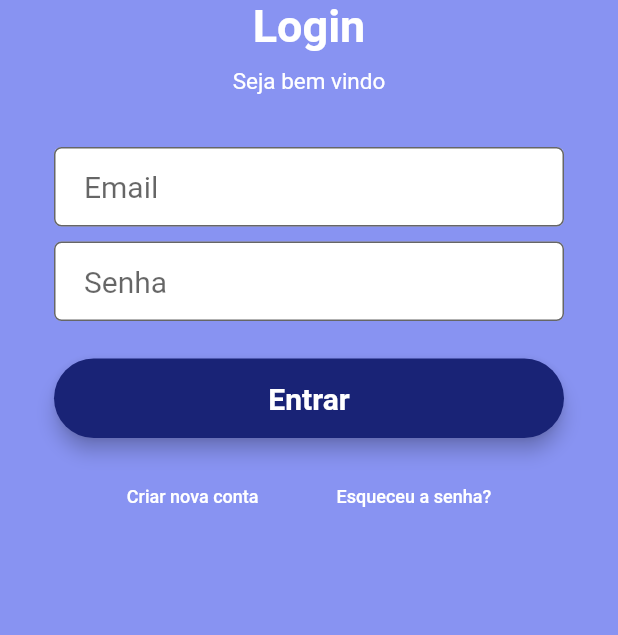
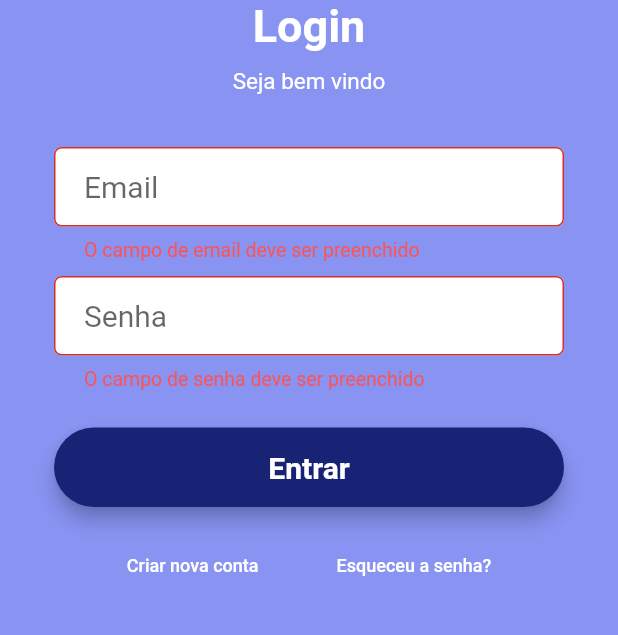
Before and after one commit to thiagocezario/orion, a Flutter app: the screen it shows after launch, after a tap on "Entrar", on a phone screen of 412 x 824 dp, the part 180-815 px from its top. Run offline on Flutter 3.47's test engine with Material 2 defaults, Android fonts, the phone set to English and light mode, and no system bars; missing offline and left inert: autocomplete_textfield; Roboto replaces fonts that are missing (Montserrat).

Commit message:
Add provider and error handling for login

```diff
--- a/lib/api/authentication/auth_provider.dart
+++ b/lib/api/authentication/auth_provider.dart
@@ -13,7 +13,6 @@ class AuthProvider extends ChangeNotifier {
 
   Future signIn(User user) {
     return Client.signIn(user).then((response) {
-
       var data = jsonDecode(response.body);
       _accessToken = data['token'];
       notifyListeners();
--- a/lib/api/user/client.dart
+++ b/lib/api/user/client.dart
@@ -13,8 +13,10 @@ class Client {
 
     return http.post('$_baseUrl/sessions',
       body: json.encode(data),
-      headers: headers
-    );
+      headers: headers,
+    ).timeout(Duration(
+      seconds: 5
+    ));
   }
 
   static Future createUser(User user) async {
--- a/lib/components/commom_items/commom_items.dart
+++ b/lib/components/commom_items/commom_items.dart
@@ -18,7 +18,7 @@ TextStyle getTextStyle() {
   return TextStyle(fontFamily: 'Montserrat', fontSize: 20.0);
 }
 
-TextStyle _errorStyle() {
+TextStyle errorStyle() {
   return TextStyle(fontFamily: 'Montserrat', fontSize: 13.0, color: Colors.redAccent);
 }
 
@@ -35,7 +35,7 @@ TextFormField getTextField(
     decoration: InputDecoration(
         contentPadding: EdgeInsets.fromLTRB(20.0, 15.0, 20.0, 15.0),
         hintText: placeholder,
-        errorStyle: _errorStyle(),
+        errorStyle: errorStyle(),
         fillColor: Colors.white,
         filled: true,
         border: OutlineInputBorder(borderRadius: BorderRadius.circular(5.0))),
@@ -56,7 +56,7 @@ TextFormField getPasswordField(
     decoration: InputDecoration(
         contentPadding: EdgeInsets.fromLTRB(20.0, 15.0, 20.0, 15.0),
         hintText: placeholder,
-        errorStyle: _errorStyle(),
+        errorStyle: errorStyle(),
         fillColor: Colors.white,
         filled: true,
         border: OutlineInputBorder(borderRadius: BorderRadius.circular(5.0))),
--- a/lib/main.dart
+++ b/lib/main.dart
@@ -2,13 +2,18 @@ import 'package:flutter/material.dart';
 import 'package:orion/pages/login/login_page.dart';
 import 'package:orion/pages/login/new_account_page.dart';
 import 'package:orion/pages/login/recover_password_page.dart';
+import 'package:provider/provider.dart';
+
+import 'api/authentication/auth_provider.dart';
 
 void main() => runApp(Orion());
 
 class Orion extends StatelessWidget {
   @override
   Widget build(BuildContext context) {
-    return MaterialApp(
+    return ChangeNotifierProvider(
+        builder: (context) => AuthProvider(),
+        child: MaterialApp(
           initialRoute: '/',
           routes: {
             '/new_account': (context) => NewAccountPage(),
@@ -20,6 +25,6 @@ class Orion extends StatelessWidget {
             primarySwatch: Colors.blue,
           ),
           home: LoginPage(),
-    );
+        ));
   }
 }
--- a/lib/pages/login/login_page.dart
+++ b/lib/pages/login/login_page.dart
@@ -24,12 +24,6 @@ class _LoginPageState extends State<LoginPage> {
     Provider.of<AuthProvider>(context).signIn(_user).then((response) {
       String token = Provider.of<AuthProvider>(context).accessToken;
       if (token != null && token != '') {
-        // Navigator.push(
-        //   context,
-        //   MaterialPageRoute(
-        //     builder: (context) => TabBarDemo(),
-        //   ),
-        // );
         GroupCards.loadGroupCards();
         NewGroupPage.loadCourses();
         NewGroupPage.loadDisciplines();
@@ -42,6 +36,12 @@ class _LoginPageState extends State<LoginPage> {
           ),
         );
       }
+    }).catchError((e) {
+      Scaffold.of(context).showSnackBar(
+          SnackBar(
+            content: Text('Ocorreu um erro. Tente novamente em alguns minutos.'),
+          ),
+        );
     });
   }
 
@@ -56,6 +56,43 @@ class _LoginPageState extends State<LoginPage> {
   }
 
   Form _buildForm(BuildContext context) {
+    final userField = TextFormField(
+      validator: (value) {
+        if (value.isEmpty) {
+          return "O campo de email deve ser preenchido";
+        }
+      },
+      controller: _emailFieldController,
+      style: getTextStyle(),
+      decoration: InputDecoration(
+          contentPadding: EdgeInsets.fromLTRB(20.0, 15.0, 20.0, 15.0),
+          hintText: 'Email',
+          errorStyle: errorStyle(),
+          fillColor: Colors.white,
+          filled: true,
+          border: OutlineInputBorder(borderRadius: BorderRadius.circular(5.0))),
+      onChanged: (text) => _user.email = text,
+    );
+
+    final passwordField = TextFormField(
+      validator: (value) {
+        if (value.isEmpty) {
+          return "O campo de senha deve ser preenchido";
+        }
+      },
+      controller: _passwordFieldController,
+      obscureText: true,
+      style: getTextStyle(),
+      decoration: InputDecoration(
+          contentPadding: EdgeInsets.fromLTRB(20.0, 15.0, 20.0, 15.0),
+          hintText: 'Senha',
+          errorStyle: errorStyle(),
+          fillColor: Colors.white,
+          filled: true,
+          border: OutlineInputBorder(borderRadius: BorderRadius.circular(5.0))),
+      onChanged: (text) => _user.password = text,
+    );
+
     return Form(
         key: _formKey,
         child: Padding(
@@ -69,9 +106,9 @@ class _LoginPageState extends State<LoginPage> {
               SizedBox(
                 height: 35.0,
               ),
-              getTextField('Email', _emailFieldController),
+              userField,
               SizedBox(height: 10.0),
-              getPasswordField('Senha', _passwordFieldController),
+              passwordField,
               SizedBox(
                 height: 25.0,
               ),
@@ -93,9 +130,9 @@ class _LoginPageState extends State<LoginPage> {
                     padding: EdgeInsets.fromLTRB(20.0, 15.0, 20.0, 15.0),
                     elevation: 50.0,
                     onPressed: () {
-                      // if (_formKey.currentState.validate()) {
-                      _signIn(context);
-                      // }
+                      if (_formKey.currentState.validate()) {
+                        _signIn(context);
+                      }
                     },
                     child: Text('Entrar',
                         textAlign: TextAlign.center,
```
Lines whose indentation alone changed are shown as unchanged.
